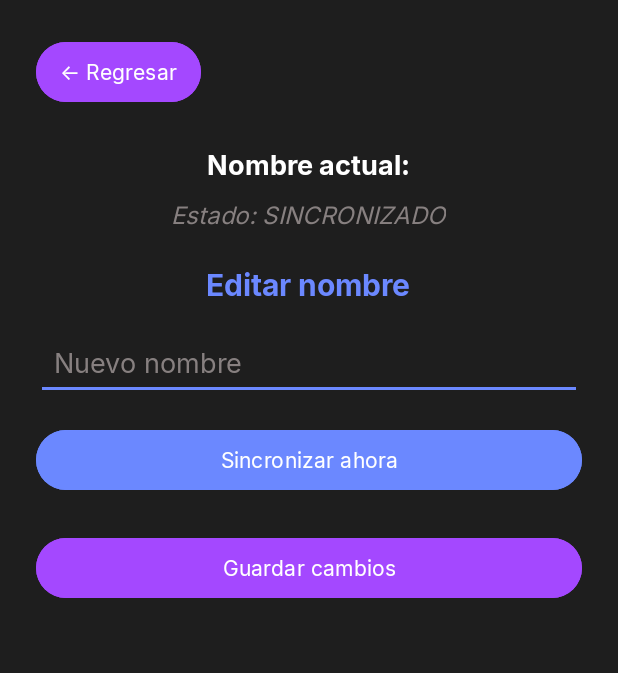
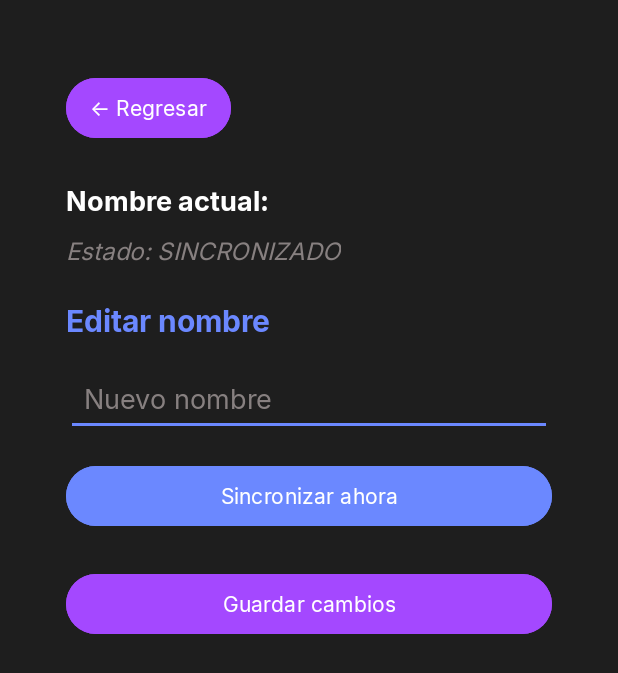
Before and after one commit to Doisaac/parcial2-dam, an Android app: the PerfilActivity screen opened directly, with no data from a screen before it, on a phone screen of 412 x 824 dp. Shown: the top 673 px of the screen. Run offline under Robolectric (Android 15) with nearby library versions, the phone set to English and light mode, and no system bars; our stand-ins replace Firebase (no records; nobody signed in at launch, a user with empty details on screens opened directly), Room's generated code.

Commit message:
style: agregar padding

```diff
--- a/app/src/main/res/layout/activity_perfil.xml
+++ b/app/src/main/res/layout/activity_perfil.xml
@@ -1,12 +1,28 @@
 <?xml version="1.0" encoding="utf-8"?>
-<LinearLayout xmlns:android="http://schemas.android.com/apk/res/android"
+<LinearLayout
+    xmlns:android="http://schemas.android.com/apk/res/android"
     xmlns:tools="http://schemas.android.com/tools"
     android:layout_width="match_parent"
     android:layout_height="match_parent"
     android:orientation="vertical"
     android:background="@color/colorBackground"
-    android:padding="24dp"
-    android:gravity="center_horizontal"
+    android:fitsSystemWindows="true"
+    tools:context=".view.PerfilActivity">
+
+    <LinearLayout
+        android:layout_width="match_parent"
+        android:layout_height="wrap_content"
+        android:orientation="vertical"
+        android:paddingTop="24dp">
+
+        <LinearLayout
+            android:layout_width="match_parent"
+            android:layout_height="match_parent"
+            android:orientation="vertical"
+            android:background="@color/colorBackground"
+            android:paddingTop="24dp"
+            android:paddingHorizontal="44dp"
+            android:gravity="top"
             android:fitsSystemWindows="true"
             tools:context=".view.PerfilActivity">
 
@@ -88,3 +104,7 @@
                 android:layout_marginTop="24dp" />
 
         </LinearLayout>
+
+    </LinearLayout>
+
+</LinearLayout>
```
Lines whose indentation alone changed are shown as unchanged.
